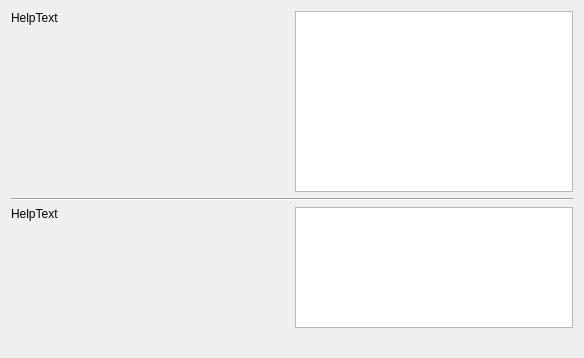
acritox/acritoxinstaller, file wizard/partmansel.ui: the form before one commit.
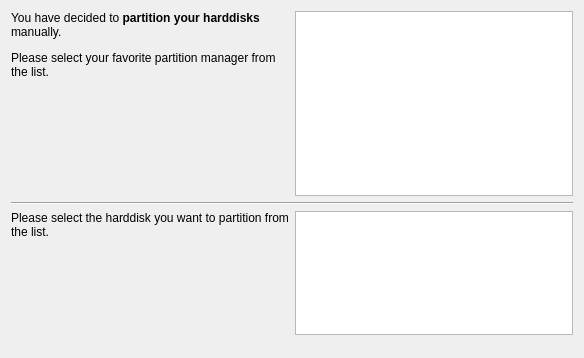
The form after the commit.

```diff
--- a/wizard/partmansel.ui
+++ b/wizard/partmansel.ui
@@ -35,7 +35,12 @@
       </size>
      </property>
      <property name="text">
-      <string>HelpText</string>
+      <string>&lt;!DOCTYPE HTML PUBLIC &quot;-//W3C//DTD HTML 4.0//EN&quot; &quot;http://www.w3.org/TR/REC-html40/strict.dtd&quot;&gt;
+&lt;html&gt;&lt;head&gt;&lt;meta name=&quot;qrichtext&quot; content=&quot;1&quot; /&gt;&lt;style type=&quot;text/css&quot;&gt;
+p, li { white-space: pre-wrap; }
+&lt;/style&gt;&lt;/head&gt;&lt;body style=&quot; font-family:'DejaVu Sans'; font-size:9pt; font-weight:400; font-style:normal;&quot;&gt;
+&lt;p style=&quot; margin-top:0px; margin-bottom:0px; margin-left:0px; margin-right:0px; -qt-block-indent:0; text-indent:0px;&quot;&gt;You have decided to &lt;span style=&quot; font-weight:600;&quot;&gt;partition your harddisks&lt;/span&gt; manually.&lt;/p&gt;
+&lt;p style=&quot; margin-top:12px; margin-bottom:12px; margin-left:0px; margin-right:0px; -qt-block-indent:0; text-indent:0px;&quot;&gt;Please select your favorite partition manager from the list.&lt;/p&gt;&lt;/body&gt;&lt;/html&gt;</string>
      </property>
      <property name="textFormat">
       <enum>Qt::RichText</enum>
@@ -83,7 +88,11 @@
       </size>
      </property>
      <property name="text">
-      <string>HelpText</string>
+      <string>&lt;!DOCTYPE HTML PUBLIC &quot;-//W3C//DTD HTML 4.0//EN&quot; &quot;http://www.w3.org/TR/REC-html40/strict.dtd&quot;&gt;
+&lt;html&gt;&lt;head&gt;&lt;meta name=&quot;qrichtext&quot; content=&quot;1&quot; /&gt;&lt;style type=&quot;text/css&quot;&gt;
+p, li { white-space: pre-wrap; }
+&lt;/style&gt;&lt;/head&gt;&lt;body style=&quot; font-family:'DejaVu Sans'; font-size:9pt; font-weight:400; font-style:normal;&quot;&gt;
+&lt;p style=&quot; margin-top:0px; margin-bottom:0px; margin-left:0px; margin-right:0px; -qt-block-indent:0; text-indent:0px;&quot;&gt;Please select the harddisk you want to partition from the list.&lt;/p&gt;&lt;/body&gt;&lt;/html&gt;</string>
      </property>
      <property name="textFormat">
       <enum>Qt::RichText</enum>
@@ -104,6 +113,12 @@
      <property name="orientation">
       <enum>Qt::Vertical</enum>
      </property>
+     <property name="sizeHint" stdset="0">
+      <size>
+       <width>0</width>
+       <height>0</height>
+      </size>
+     </property>
     </spacer>
    </item>
    <item row="3" column="1">
```
